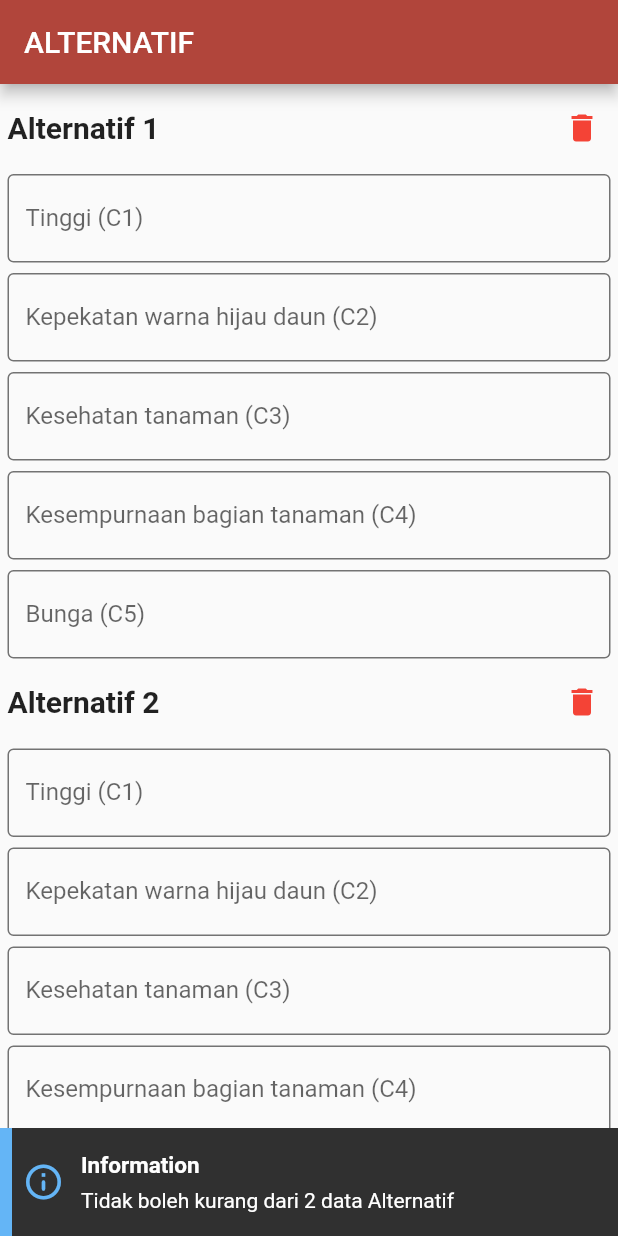
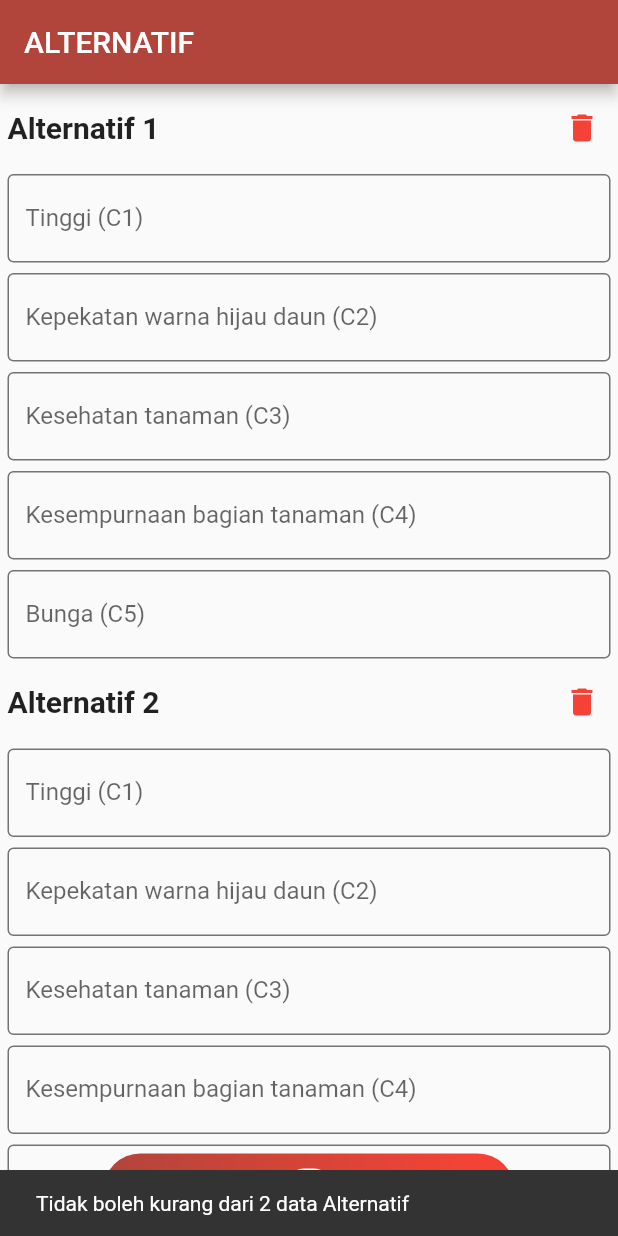
Before and after one commit to dhohirpradana/topsis_with_flutter, a Flutter app: the screen it shows after launch, after a tap on the "delete" icon, on a phone screen of 412 x 824 dp. Run offline on Flutter 3.47's test engine with Material 2 defaults, Android fonts, the phone set to English and light mode, and no system bars.

```diff
--- a/lib/Utils/molekul/snackbar.dart
+++ b/lib/Utils/molekul/snackbar.dart
@@ -1,18 +1,10 @@
-import 'package:flushbar/flushbar.dart';
 import 'package:flutter/material.dart';
 
 void showFlushBar(BuildContext context) {
-  Flushbar(
-    isDismissible: true,
-    barBlur: 0.5,
-    title: 'Information',
-    message: 'Tidak boleh kurang dari 2 data Alternatif',
-    icon: Icon(
-      Icons.info_outline_rounded,
-      size: 28,
-      color: Colors.blue.shade300,
+  ScaffoldMessenger.of(context).showSnackBar(
+    const SnackBar(
+      elevation: 2,
+      content: Text('Tidak boleh kurang dari 2 data Alternatif'),
     ),
-    leftBarIndicatorColor: Colors.blue.shade300,
-    duration: Duration(milliseconds: 1700),
-  )..show(context);
+  );
 }
```
